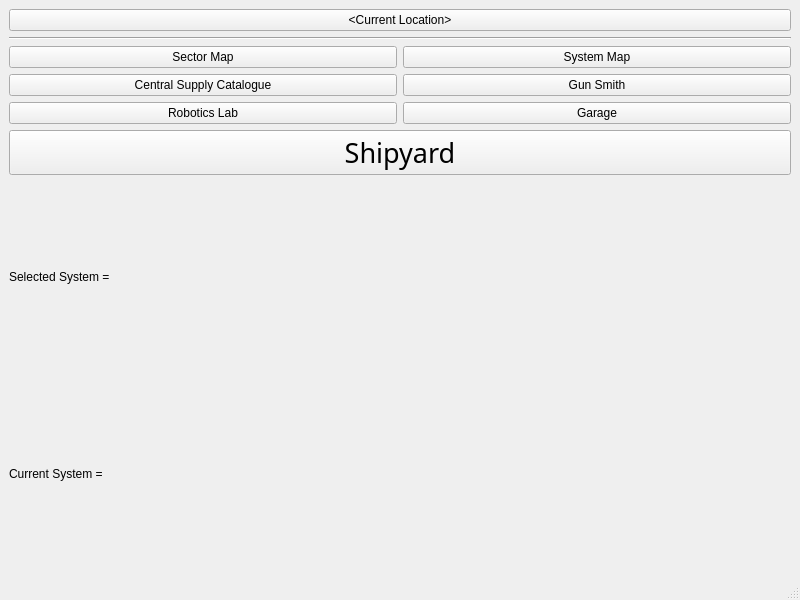
The window that ShipboardTools/Launcher.ui (AganDur/TravellerTool) describes before a commit, drawn with Qt 5.
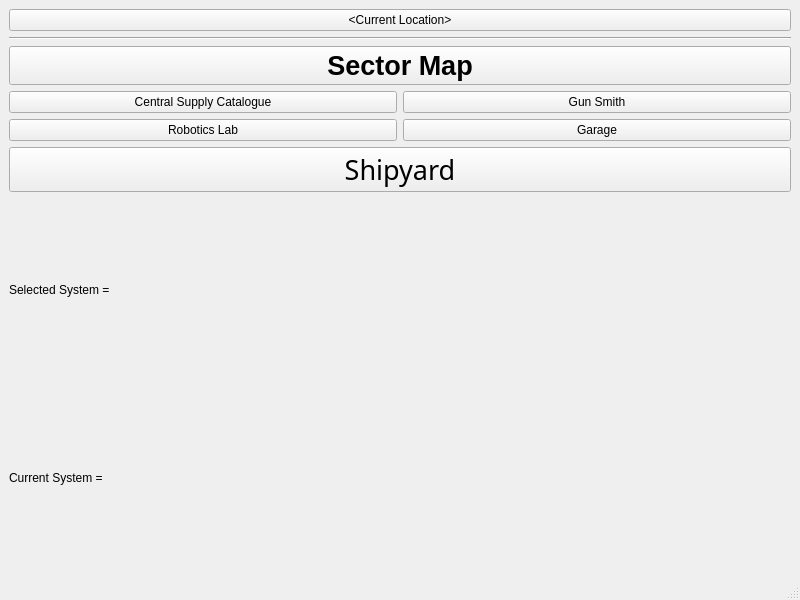
The same window after the commit. Icons and pictures are not drawn.

Commit message: Updated data and sector map

```diff
--- a/ShipboardTools/Launcher.ui
+++ b/ShipboardTools/Launcher.ui
@@ -29,20 +29,6 @@
       </property>
      </widget>
     </item>
-    <item row="2" column="3">
-     <widget class="QPushButton" name="SystemMapButton">
-      <property name="text">
-       <string>System Map</string>
-      </property>
-     </widget>
-    </item>
-    <item row="2" column="2">
-     <widget class="QPushButton" name="SectorMapButton">
-      <property name="text">
-       <string>Sector Map</string>
-      </property>
-     </widget>
-    </item>
     <item row="5" column="2" colspan="2">
      <widget class="QPushButton" name="ShipyardButton">
       <property name="font">
@@ -109,6 +95,19 @@
       </property>
      </widget>
     </item>
+    <item row="2" column="2" colspan="2">
+     <widget class="QPushButton" name="SectorMapButton">
+      <property name="font">
+       <font>
+        <pointsize>20</pointsize>
+        <bold>true</bold>
+       </font>
+      </property>
+      <property name="text">
+       <string>Sector Map</string>
+      </property>
+     </widget>
+    </item>
    </layout>
   </widget>
   <widget class="QMenuBar" name="menubar">
```
The commit also changes 95 other files.
